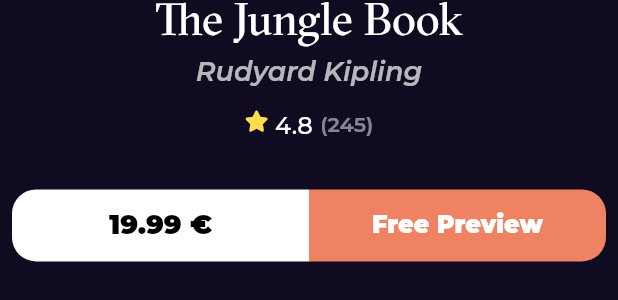
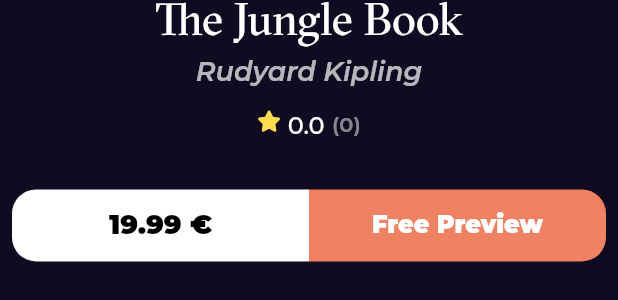
Before and after one commit to ZainabElSawy/bookly_app, a Flutter app: the BookDetailsSection widget shown alone on an empty page, opened directly, on a phone screen of 412 x 824 dp. Shown: the part 579-879 px from the top of the screen. Run offline on Flutter 3.47's test engine with Material 2 defaults, Android fonts, the phone set to English and light mode, and no system bars; drawn by our look-alikes of cached_network_image; our stand-ins replace bloc, dartz, dio, equatable, flutter_bloc, font_awesome_flutter and 3 more; network calls fail.

Commit message:
display newest books list view data

```diff
--- a/lib/core/utils/styles.dart
+++ b/lib/core/utils/styles.dart
@@ -16,7 +16,7 @@ abstract class Styles {
   );
   static const textStyle20 = TextStyle(
     fontSize: 20,
-    fontWeight: FontWeight.normal,
+    fontWeight: FontWeight.w500,
   );
   static const textStyle30 = TextStyle(
     fontSize: 30,
--- a/lib/features/home/presentation/views/widgets/book_details_section.dart
+++ b/lib/features/home/presentation/views/widgets/book_details_section.dart
@@ -30,7 +30,11 @@ class BookDetailsSection extends StatelessWidget {
           ),
         ),
         const SizedBox(height: 15),
-        BookRating(mainAxisAlignment: MainAxisAlignment.center),
+        BookRating(
+          mainAxisAlignment: MainAxisAlignment.center,
+          raiting: 0,
+          count: 0,
+        ),
         const SizedBox(height: 32),
         const BooksAction(),
       ],
--- a/lib/features/home/presentation/views/widgets/book_rating.dart
+++ b/lib/features/home/presentation/views/widgets/book_rating.dart
@@ -6,9 +6,13 @@ import 'package:bookly_app/core/utils/styles.dart';
 // ignore: must_be_immutable
 class BookRating extends StatelessWidget {
   MainAxisAlignment mainAxisAlignment;
+  final double raiting;
+  final int count;
   BookRating({
     Key? key,
     this.mainAxisAlignment = MainAxisAlignment.start,
+    required this.raiting,
+    required this.count,
   }) : super(key: key);
 
   @override
@@ -16,22 +20,22 @@ class BookRating extends StatelessWidget {
     return Row(
       mainAxisAlignment: mainAxisAlignment,
       crossAxisAlignment: CrossAxisAlignment.start,
-      children: const [
-        Icon(
+      children: [
+        const Icon(
           size: 14,
           FontAwesomeIcons.solidStar,
           color: Color(0xffFFDD4F),
         ),
-        SizedBox(width: 6.3),
+        const SizedBox(width: 6.3),
         Text(
-          "4.8",
+          "$raiting",
           style: Styles.textStyle16,
         ),
-        SizedBox(width: 5),
+        const SizedBox(width: 5),
         Opacity(
           opacity: 0.5,
           child: Text(
-            "(245)",
+            "($count)",
             style: Styles.textStyle14,
           ),
         ),
--- a/lib/features/home/presentation/views/widgets/custom_book_image.dart
+++ b/lib/features/home/presentation/views/widgets/custom_book_image.dart
@@ -3,19 +3,21 @@ import 'package:flutter/material.dart';
 
 class CustomBookImage extends StatelessWidget {
   final String? imageUrl;
+  final BorderRadius? borderRadius;
   const CustomBookImage({
     Key? key,
     required this.imageUrl,
+    this.borderRadius,
   }) : super(key: key);
 
   @override
   Widget build(BuildContext context) {
     return ClipRRect(
-      borderRadius: BorderRadius.circular(16),
+      borderRadius: borderRadius ?? BorderRadius.circular(16),
       child: AspectRatio(
         aspectRatio: 2.6 / 4,
         child: CachedNetworkImage(
-          imageUrl: imageUrl!,
+          imageUrl: imageUrl ?? '',
           fit: BoxFit.fill,
           errorWidget: (context, url, error) =>
               const Icon(Icons.error_outline_outlined),
--- a/lib/features/home/presentation/views/widgets/home_view_body.dart
+++ b/lib/features/home/presentation/views/widgets/home_view_body.dart
@@ -1,5 +1,5 @@
 import 'package:bookly_app/core/utils/styles.dart';
-import 'package:bookly_app/features/home/presentation/views/widgets/best_seller_list_view.dart';
+import 'package:bookly_app/features/home/presentation/views/widgets/newest_books_list_view.dart';
 import 'package:bookly_app/features/home/presentation/views/widgets/custom_app_bar.dart';
 import 'package:bookly_app/features/home/presentation/views/widgets/featured_list_view.dart';
 import 'package:flutter/material.dart';
@@ -21,12 +21,12 @@ class HomeViewBody extends StatelessWidget {
               CustomAppBar(),
               FeaturedBooksListView(),
               SizedBox(height: 50),
-              Text('Best Seller', style: Styles.textStyle18),
+              Text('Newest Books', style: Styles.textStyle18),
               SizedBox(height: 20),
             ],
           )),
           SliverFillRemaining(
-            child: BestSellerListView(),
+            child: NewestBooksListView(),
           )
         ],
       ),
--- a/lib/features/search/presentation/views/widgets/search_result_list_view.dart
+++ b/lib/features/search/presentation/views/widgets/search_result_list_view.dart
@@ -1,4 +1,4 @@
-import 'package:bookly_app/features/home/presentation/views/widgets/best_seller_list_view_item.dart';
+import 'package:bookly_app/features/home/presentation/views/widgets/newest_books_list_view_item.dart';
 import 'package:flutter/material.dart';
 
 class SearchResultListView extends StatelessWidget {
@@ -10,7 +10,7 @@ class SearchResultListView extends StatelessWidget {
       padding: EdgeInsets.zero,
       itemCount: 10,
       itemBuilder: (context, index) {
-        return const BookListViewItem();
+        // return const BookListViewItem(book: null,);
       },
     );
   }
--- a/lib/main.dart
+++ b/lib/main.dart
@@ -25,7 +25,8 @@ class BooklyApp extends StatelessWidget {
             ..fetchFeaturedBooks(),
         ),
         BlocProvider(
-          create: (context) => NewestBooksCubit(getIt.get<HomeRepoImp>()),
+          create: (context) => NewestBooksCubit(getIt.get<HomeRepoImp>())
+          ..fetchNewestBooks(),
         ),
       ],
       child: MaterialApp.router(
```
Also changed, not shown: lib/features/home/data/model/book_model/volume_info.dart (+11 -6 lines), lib/features/home/presentation/views/widgets/best_seller_list_view.dart (deleted, +0 -18 lines), lib/features/home/presentation/views/widgets/newest_books_list_view.dart (added, +32 -0 lines), lib/features/home/presentation/views/widgets/newest_books_list_view_item.dart (renamed from lib/features/home/presentation/views/widgets/best_seller_list_view_item.dart, +23 -23 lines).
